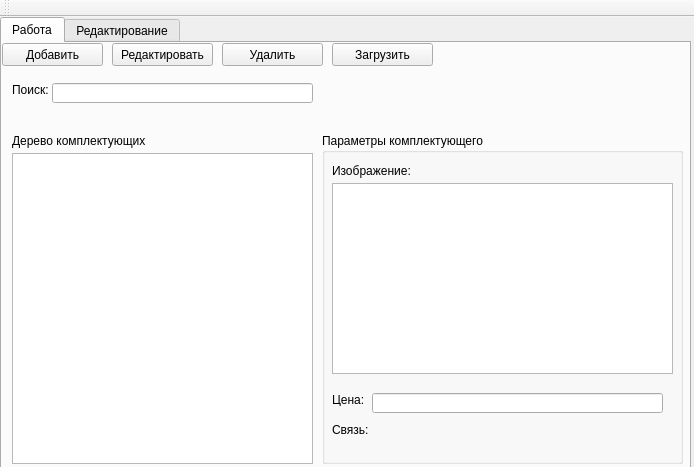
The window that components/components_src/mainwindow.ui (tom235/mdp-treeproject) describes before a commit, drawn with Qt 5.
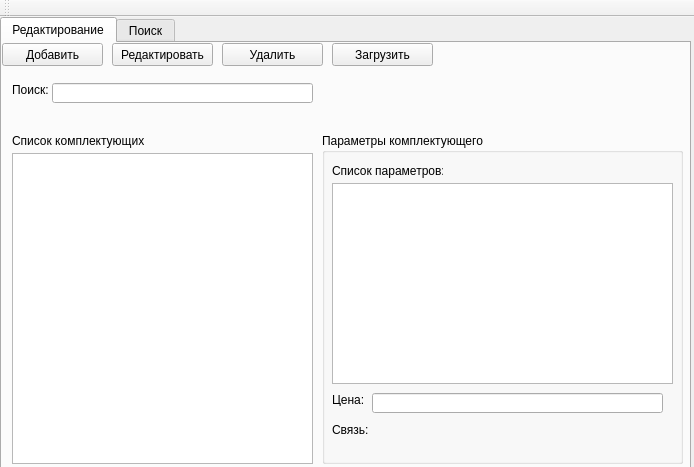
The same window after the commit.

Patch:
```diff
--- a/components/components_src/mainwindow.ui
+++ b/components/components_src/mainwindow.ui
@@ -28,7 +28,7 @@
     </property>
     <widget class="QWidget" name="tab">
      <attribute name="title">
-      <string>Работа</string>
+      <string>Редактирование</string>
      </attribute>
      <widget class="QPushButton" name="pushButton">
       <property name="geometry">
@@ -125,7 +125,7 @@
        </rect>
       </property>
       <property name="text">
-       <string>Дерево комплектующих</string>
+       <string>Список комплектующих</string>
       </property>
      </widget>
      <widget class="QGroupBox" name="groupBox1">
@@ -145,22 +145,12 @@
         <rect>
          <x>10</x>
          <y>30</y>
-         <width>81</width>
+         <width>111</width>
          <height>16</height>
         </rect>
        </property>
        <property name="text">
-        <string>Изображение:</string>
-       </property>
-      </widget>
-      <widget class="QGraphicsView" name="graphicsView">
-       <property name="geometry">
-        <rect>
-         <x>10</x>
-         <y>50</y>
-         <width>341</width>
-         <height>191</height>
-        </rect>
+        <string>Список параметров:</string>
        </property>
       </widget>
       <widget class="QLabel" name="label_4">
@@ -199,11 +189,21 @@
         </rect>
        </property>
       </widget>
+      <widget class="QListView" name="listView_3">
+       <property name="geometry">
+        <rect>
+         <x>10</x>
+         <y>50</y>
+         <width>341</width>
+         <height>201</height>
+        </rect>
+       </property>
+      </widget>
      </widget>
     </widget>
     <widget class="QWidget" name="tab_2">
      <attribute name="title">
-      <string>Редактирование</string>
+      <string>Поиск</string>
      </attribute>
      <widget class="QLabel" name="label_6">
       <property name="geometry">
```
Left out of the diff: 2 changed lines with no effect on the pictures.
